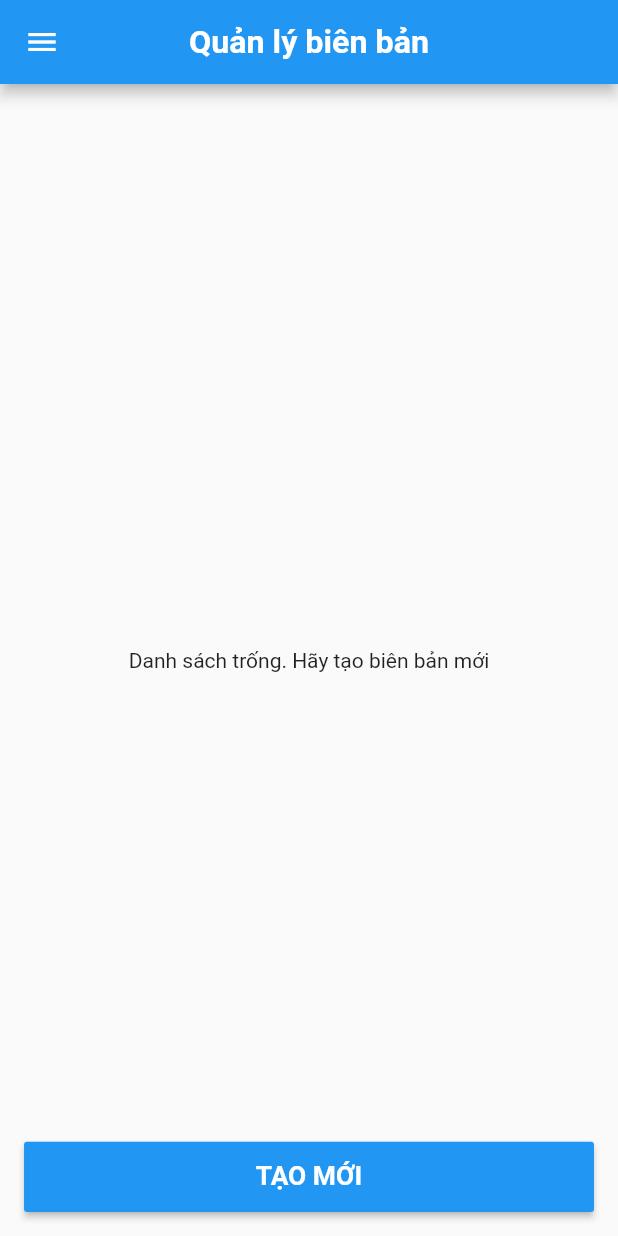
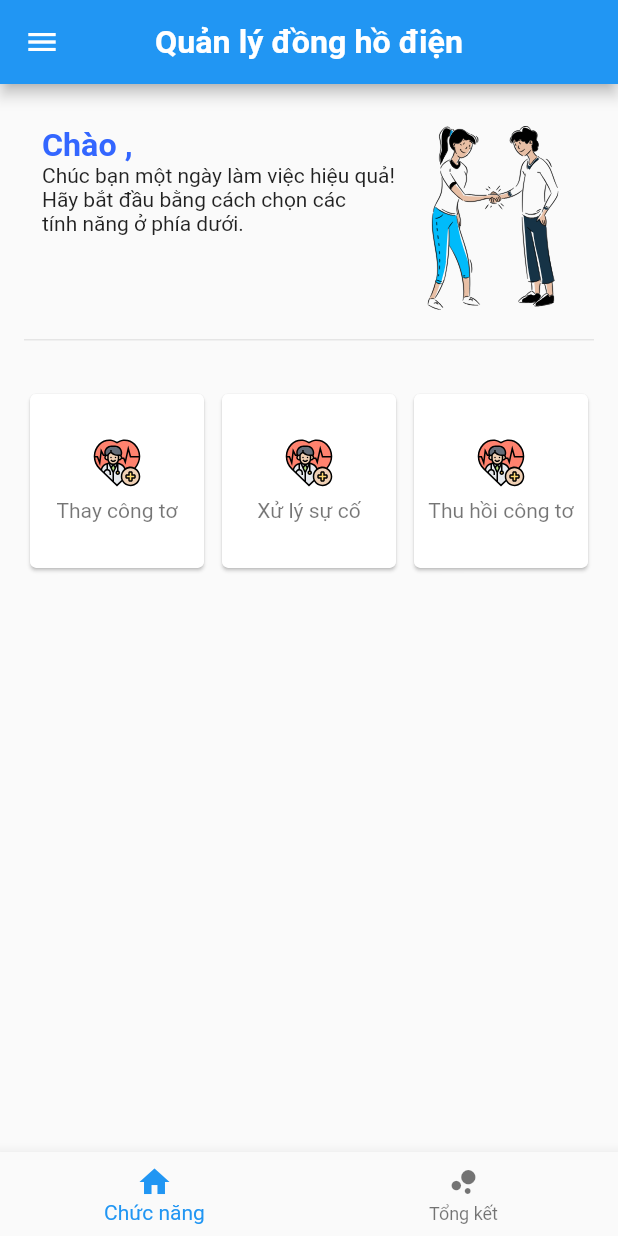
Before and after one commit to sil-main-coo/electricity_manager, a Flutter app: the HomeScreen screen opened directly, on a phone screen of 412 x 824 dp. Run offline on Flutter 3.47's test engine with Material 2 defaults, Android fonts, the phone set to English and light mode, and no system bars; our stand-ins replace bloc, cached_network_image, equatable, firebase_core, firebase_database, firebase_storage and 8 more; accounts and stored records are empty; statements that could not run were skipped.

Commit message:
add tab on home screen

```diff
--- /dev/null
+++ b/electricity_manager/lib/screens/components/grid_item_button.dart
@@ -0,0 +1,51 @@
+import 'package:flutter/material.dart';
+import 'package:flutter_svg/flutter_svg.dart';
+import 'package:flutter_screenutil/flutter_screenutil.dart';
+
+class GridItemButton extends StatelessWidget {
+  final IconData? iconData;
+  final String label;
+  final bool isUnderDevelopment;
+  final Function onTap;
+  final String iconPath;
+
+  GridItemButton(
+      {this.iconData,
+      required this.label,
+      required this.iconPath,
+      required this.onTap,
+      this.isUnderDevelopment = false});
+
+  @override
+  Widget build(BuildContext context) {
+    return GestureDetector(
+      onTap: () => onTap(),
+      child: Card(
+        child: Container(
+          child: Column(
+            mainAxisAlignment: MainAxisAlignment.center,
+            children: [
+              iconData != null
+                  ? Icon(iconData)
+                  : SvgPicture.asset(
+                      iconPath,
+                      height: 32.w,
+                      width: 32.w,
+                    ),
+              SizedBox(
+                height: 8.w,
+              ),
+              Text(
+                label,
+                style: Theme.of(context)
+                    .textTheme
+                    .caption
+                    ?.copyWith(fontSize: 14.w),
+              )
+            ],
+          ),
+        ),
+      ),
+    );
+  }
+}
--- /dev/null
+++ b/electricity_manager/lib/screens/home/feature_page/feature_page.dart
@@ -0,0 +1,25 @@
+import 'package:flutter/material.dart';
+import 'package:flutter_screenutil/flutter_screenutil.dart';
+import 'widgets/feature_buttons_widget.dart';
+import 'widgets/header_widget.dart';
+
+class FeaturePage extends StatelessWidget {
+  const FeaturePage({Key? key}) : super(key: key);
+
+  @override
+  Widget build(BuildContext context) {
+    return Padding(
+      padding: const EdgeInsets.all(16.0),
+      child: Column(
+        children: [
+          FeatureHeader(),
+          Divider(),
+          SizedBox(
+            height: 24.w,
+          ),
+          FeatureButtonsWidget()
+        ],
+      ),
+    );
+  }
+}
--- /dev/null
+++ b/electricity_manager/lib/screens/home/feature_page/widgets/feature_buttons_widget.dart
@@ -0,0 +1,37 @@
+import 'package:electricity_manager/screens/components/grid_item_button.dart';
+import 'package:electricity_manager/utils/commons/icon_constants.dart';
+import 'package:flutter/material.dart';
+
+class FeatureButtonsWidget extends StatelessWidget {
+  @override
+  Widget build(BuildContext context) {
+    return GridView.count(
+      physics: const BouncingScrollPhysics(),
+      crossAxisCount: 3,
+      crossAxisSpacing: 4.0,
+      shrinkWrap: true,
+      mainAxisSpacing: 8.0,
+      children: <Widget>[
+        GridItemButton(
+          onTap: () => _onTapDrumSchedule(context),
+          iconPath: IconConstants.icHealth,
+          label: "Thay công tơ",
+        ),
+        GridItemButton(
+          onTap: () => _onTapDrumSchedule(context),
+          iconPath: IconConstants.icHealth,
+          label: "Xử lý sự cố",
+        ),
+        GridItemButton(
+          onTap: () => _onTapDrumSchedule(context),
+          iconPath: IconConstants.icHealth,
+          label: "Thu hồi công tơ",
+        ),
+      ],
+    );
+  }
+
+  void _onTapDrumSchedule(BuildContext context) {
+
+  }
+}
--- /dev/null
+++ b/electricity_manager/lib/screens/home/feature_page/widgets/header_widget.dart
@@ -0,0 +1,65 @@
+import 'package:electricity_manager/app_bloc/bloc.dart';
+import 'package:electricity_manager/di/locator.dart';
+import 'package:electricity_manager/utils/commons/icon_constants.dart';
+import 'package:electricity_manager/utils/values/colors.dart';
+import 'package:flutter/material.dart';
+import 'package:flutter_screenutil/flutter_screenutil.dart';
+import 'package:flutter_svg/svg.dart';
+
+class FeatureHeader extends StatelessWidget {
+  final appBloc = getIt.get<AppBloc>();
+
+  @override
+  Widget build(BuildContext context) {
+    return Container(
+      padding: const EdgeInsets.all(12),
+      height: 150.h,
+      child: Row(
+        children: [
+          Expanded(flex: 2, child: _introductionWidget(context)),
+          Expanded(child: _imageWelcome()),
+        ],
+      ),
+    );
+  }
+
+  Widget _introductionWidget(BuildContext context) {
+    return Column(
+      crossAxisAlignment: CrossAxisAlignment.start,
+      mainAxisAlignment: MainAxisAlignment.start,
+      children: [
+        Container(
+          alignment: Alignment.centerLeft,
+          width: 200.w,
+          child: FittedBox(
+            fit: BoxFit.scaleDown,
+            child: Text(
+              'Chào ${appBloc.user?.profile?.fullName},',
+              style: Theme.of(context).textTheme.title?.copyWith(
+                  fontSize: 22.sp, fontWeight: FontWeight.bold, color: primary),
+            ),
+          ),
+        ),
+        SizedBox(
+          width: 16.w,
+        ),
+        Text(
+          'Chúc bạn một ngày làm việc hiệu quả!',
+        ),
+        SizedBox(
+          width: 8.w,
+        ),
+        Text(
+          'Hãy bắt đầu bằng cách chọn các\ntính năng ở phía dưới.',
+        ),
+      ],
+    );
+  }
+
+  Widget _imageWelcome() {
+    return Padding(
+      padding: const EdgeInsets.only(left: 8.0),
+      child: SvgPicture.asset(IconConstants.welcome),
+    );
+  }
+}
--- a/electricity_manager/lib/screens/home/home_screen.dart
+++ b/electricity_manager/lib/screens/home/home_screen.dart
@@ -1,16 +1,10 @@
+import 'package:electricity_manager/screens/home/summary_page/summary_page.dart';
 import 'package:electricity_manager/utils/commons/text_styles.dart';
-import 'package:electricity_manager/di/locator.dart';
-import 'package:electricity_manager/models/report_model.dart';
-import 'package:electricity_manager/screens/components/floating_button_widget.dart';
-import 'package:electricity_manager/screens/components/layout_have_floating_button.dart';
-import 'package:electricity_manager/screens/create_electricity_info/create_electricity_screen.dart';
-import 'package:electricity_manager/screens/detail_info/detail_info_sreen.dart';
-import 'package:electricity_manager/utils/helpers/firebase/firebase_db_helpers.dart';
-import 'package:firebase_database/firebase_database.dart';
+import 'package:flutter_screenutil/flutter_screenutil.dart';
 import 'package:flutter/material.dart';
-import 'package:flutter_screenutil/flutter_screenutil.dart';
 
 import 'drawer_widget.dart';
+import 'feature_page/feature_page.dart';
 
 class HomeScreen extends StatefulWidget {
   const HomeScreen({Key? key}) : super(key: key);
@@ -20,97 +14,37 @@ class HomeScreen extends StatefulWidget {
 }
 
 class _HomeScreenState extends State<HomeScreen> {
+  final _pages = [FeaturePage(), SummaryPage()];
+  int _index = 0;
+
   @override
   Widget build(BuildContext context) {
     return Scaffold(
-      body: StreamBuilder<Event>(
-        stream: getIt.get<FirebaseDBHelpers>().streamData(),
-        builder: (context, snapshot) {
-          if (snapshot.hasError) {
-            return Text('Đã xảy ra lỗi');
-          }
-          if (snapshot.hasData) {
-            return Scaffold(
       appBar: AppBar(
         title: Text(
-                  'Quản lý biên bản',
+          'Quản lý đồng hồ điện',
           style: titleWhite.copyWith(fontSize: 22.sp),
         ),
         centerTitle: true,
       ),
-              body: snapshot.data!.snapshot.value != null
-                  ? _bodyHome(snapshot.data!.snapshot.value)
-                  : Center(
-                      child: Text('Danh sách trống. Hãy tạo biên bản mới'),
+      body: IndexedStack(
+        index: _index,
+        children: _pages,
       ),
       drawer: DrawerWidget(),
-              floatingActionButton: FloatingButtonWidget(
-                onPressed: () => Navigator.push(
-                    context,
-                    MaterialPageRoute(
-                        builder: (_) => CreateElectricityScreen())),
-                label: 'Tạo mới',
-              ),
-              floatingActionButtonLocation:
-                  FloatingActionButtonLocation.centerFloat,
-            );
-          }
-          return Scaffold(
-            body: Center(
-              child: const CircularProgressIndicator(),
-            ),
-          );
+      bottomNavigationBar: BottomNavigationBar(
+        currentIndex: _index,
+        onTap: (index) {
+          setState(() {
+            _index = index;
+          });
         },
+        items: [
+          BottomNavigationBarItem(icon: Icon(Icons.home), label: 'Chức năng'),
+          BottomNavigationBarItem(
+              icon: Icon(Icons.bubble_chart), label: 'Tổng kết')
+        ],
       ),
     );
   }
-
-  Widget _bodyHome(value) {
-    List<ReportModel> result = [];
-    final Map reportData = value;
-
-    reportData.forEach((key, value) {
-      result.insert(0, ReportModel.fromJson(key.toString(), Map.from(value)));
-    });
-
-    return LayoutHaveFloatingButton(
-      child: ListView.separated(
-          shrinkWrap: true,
-          primary: false,
-          itemBuilder: (context, index) => _item(result[index]),
-          separatorBuilder: (_, __) => Divider(),
-          itemCount: result.length),
-    );
 }
-
-  Widget _item(ReportModel data) {
-    final titleStyle = TextStyle(
-        fontSize: 16.sp, fontWeight: FontWeight.w600, color: Colors.black);
-
-    return ListTile(
-      onTap: () => Navigator.push(
-          context,
-          MaterialPageRoute(
-              builder: (_) => DetailInfoScreen(
-                    reportModel: data,
-                  ))),
-      leading: Icon(Icons.event_note),
-      title: Column(
-        crossAxisAlignment: CrossAxisAlignment.start,
-        children: [
-          RichText(
-              text: TextSpan(style: titleStyle, text: 'Mã KH: ', children: [
-            TextSpan(text: '${data.idKH.toString()}', style: titleStyle)
-          ])),
-          RichText(
-              text: TextSpan(style: titleStyle, text: 'Tên KH: ', children: [
-            TextSpan(
-                text: data.tenKH,
-                style: titleStyle.copyWith(color: Colors.blue))
-          ])),
-        ],
-      ),
-      subtitle: Text('Đ/c: ${data.diaChi}'),
-    );
-  }
-}
--- /dev/null
+++ b/electricity_manager/lib/screens/home/summary_page/summary_page.dart
@@ -0,0 +1,10 @@
+import 'package:flutter/material.dart';
+
+class SummaryPage extends StatelessWidget {
+  const SummaryPage({Key? key}) : super(key: key);
+
+  @override
+  Widget build(BuildContext context) {
+    return Container();
+  }
+}
--- /dev/null
+++ b/electricity_manager/lib/utils/commons/icon_constants.dart
@@ -0,0 +1,6 @@
+class IconConstants{
+  static const String _BASE_PATH = 'assets/icons';
+
+  static const String welcome= '$_BASE_PATH/welcome.svg';
+  static const String icHealth= '$_BASE_PATH/ic-health.svg';
+}
```
Also changed, not shown: electricity_manager/lib/screens/home/home_screen_old.dart (added, +116 -0 lines), electricity_manager/pubspec.yaml (+4 -27 lines), electricity_manager/assets/icons/ic-health.svg (added), electricity_manager/assets/icons/welcome.svg (added), electricity_manager/pubspec.lock. Lines whose indentation alone changed are shown as unchanged.
